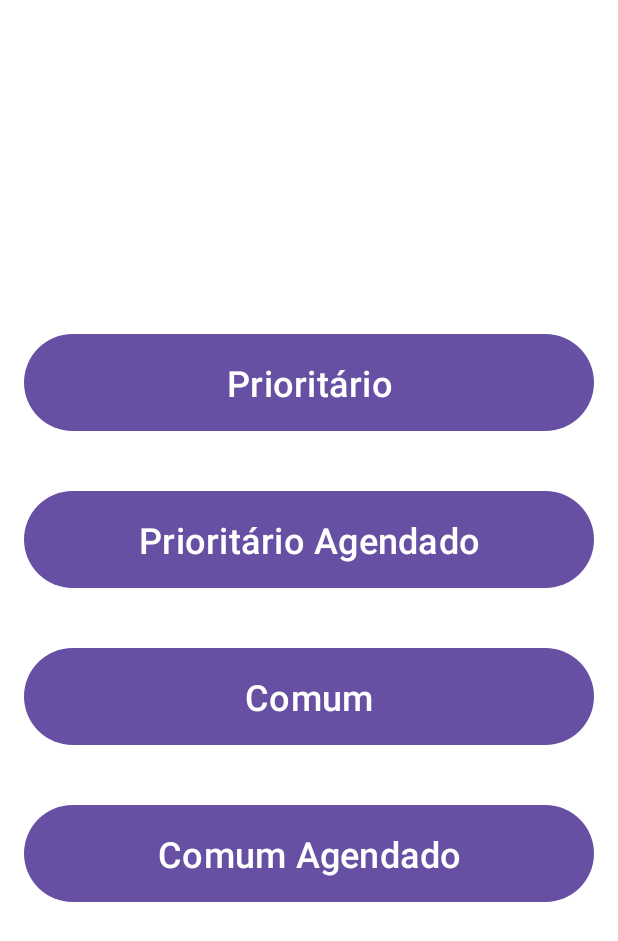
After one commit to FelipeMunizz/totemninemed, an Android app: the TotemActivity screen opened directly, with no data from a screen before it, on a phone screen of 412 x 824 dp. The commit adds this screen. Shown: the top 941 px of the screen. Run offline under Robolectric (Android 15) with nearby library versions, the phone set to English and light mode, and no system bars; libraries missing offline, so code that uses them is left out: com.auth0.jwt; 1 statement that could not run was skipped.

Commit message:
Novas Implementações

```diff
--- a/app/build.gradle.kts
+++ b/app/build.gradle.kts
@@ -40,4 +40,8 @@ dependencies {
     testImplementation(libs.junit)
     androidTestImplementation(libs.ext.junit)
     androidTestImplementation(libs.espresso.core)
+
+    implementation(libs.retrofit)
+    implementation(libs.retrofit2.converter.gson)
+    implementation(libs.java.jwt)
 }
--- a/app/src/main/java/com/femuniz/totenninemed/activity/BaseActivity.java
+++ b/app/src/main/java/com/femuniz/totenninemed/activity/BaseActivity.java
@@ -1,6 +1,7 @@
 package com.femuniz.totenninemed.activity;
 
 import android.content.Context;
+import android.content.Intent;
 import android.net.ConnectivityManager;
 import android.net.NetworkInfo;
 import android.os.Bundle;
@@ -11,14 +12,19 @@ import androidx.appcompat.app.AppCompatActivity;
 
 import com.femuniz.totenninemed.R;
 import com.femuniz.totenninemed.activity.loader.CustomLoader;
+import com.femuniz.totenninemed.core.service.TokenService;
 import com.femuniz.totenninemed.fragment.CustomToast;
 
 public class BaseActivity extends AppCompatActivity {
     private CustomLoader _customLoader;
+    private TokenService _tokenService;
     @Override
 protected void onCreate(@Nullable Bundle savedInstanceState) {
     super.onCreate(savedInstanceState);
     _customLoader = new CustomLoader(this);
+    _tokenService = new TokenService(this);
+
+    validateUser();
 }
     /**
      * Exibe um loader
@@ -54,6 +60,24 @@ protected void onCreate(@Nullable Bundle savedInstanceState) {
     }
 
     /**
+     * Método genérico para redirecionar para outra Activity
+     * @param targetActivity
+     * @param clearTask
+     */
+    protected void redirectTo(Class<?> targetActivity, boolean clearTask) {
+        Intent intent = new Intent(this, targetActivity);
+
+        if (clearTask) {
+            intent.setFlags(Intent.FLAG_ACTIVITY_NEW_TASK | Intent.FLAG_ACTIVITY_CLEAR_TASK);
+        }
+
+        startActivity(intent);
+        overridePendingTransition(android.R.anim.fade_in, android.R.anim.fade_out);
+
+        finish();
+    }
+
+    /**
      * Verifica se há conexão com a Internet.
      *
      * @return true se conectado, false caso contrário.
@@ -68,6 +92,20 @@ protected void onCreate(@Nullable Bundle savedInstanceState) {
         return false;
     }
 
+    private void validateUser(){
+        if(!_tokenService.isValidToken())
+            redirectToLogin();
+    }
+
+    private void redirectToLogin(){
+        _tokenService.removeToken();
+
+        Intent intent = new Intent(this, LoginActivity.class);
+        intent.setFlags(Intent.FLAG_ACTIVITY_NEW_TASK | Intent.FLAG_ACTIVITY_CLEAR_TASK);
+        startActivity(intent);
+
+        finish();
+    }
     /**
      * Redireciona o clique no botão de voltar no Toolbar.
      */
@@ -77,13 +115,6 @@ protected void onCreate(@Nullable Bundle savedInstanceState) {
         return true;
     }
 
-    /**
-     * Método abstrato para forçar as subclasses a implementar a inicialização da UI.
-     */
-    protected void initializeUI() {
-
-    }
-
     public enum TypeToast{
         Success,
         Warning,
--- /dev/null
+++ b/app/src/main/java/com/femuniz/totenninemed/activity/TotemActivity.java
@@ -0,0 +1,21 @@
+package com.femuniz.totenninemed.activity;
+
+import android.os.Bundle;
+
+import androidx.activity.EdgeToEdge;
+
+import com.femuniz.totenninemed.R;
+
+public class TotemActivity extends BaseActivity{
+
+    @Override
+    protected void onCreate(Bundle savedInstanceState){
+        super.onCreate(savedInstanceState);
+        initializeUI();
+    }
+
+    protected void initializeUI(){
+        EdgeToEdge.enable(this);
+        setContentView(R.layout.layout_totem_activity);
+    }
+}
--- /dev/null
+++ b/app/src/main/java/com/femuniz/totenninemed/core/dto/LoginUserDTO.java
@@ -0,0 +1,6 @@
+package com.femuniz.totenninemed.core.dto;
+
+public class LoginUserDTO {
+    public String Email;
+    public String Password;
+}
--- /dev/null
+++ b/app/src/main/java/com/femuniz/totenninemed/core/service/TokenService.java
@@ -0,0 +1,49 @@
+package com.femuniz.totenninemed.core.service;
+
+import android.content.Context;
+import android.content.SharedPreferences;
+
+import com.auth0.jwt.JWT;
+import com.auth0.jwt.exceptions.JWTDecodeException;
+import com.auth0.jwt.interfaces.DecodedJWT;
+
+public class TokenService {
+    private static final String SHARED_PREFS_NAME = "TokenPrefs";
+    private static final String TOKEN_KEY = "auth_token";
+    private SharedPreferences _sharedPreferences;
+
+    public TokenService(Context context){
+        _sharedPreferences = context.getSharedPreferences(SHARED_PREFS_NAME, Context.MODE_PRIVATE);
+    }
+
+    public void saveToken(String token){
+        SharedPreferences.Editor editor = _sharedPreferences.edit();
+        editor.putString(TOKEN_KEY, token);
+        editor.apply();
+    }
+
+    public String getToken(){
+        return _sharedPreferences.getString(TOKEN_KEY,null);
+    }
+
+    public boolean isValidToken(){
+        String token = getToken();
+        if(token == null || token.isEmpty())
+            return false;
+
+        try{
+            DecodedJWT decodedJWT = JWT.decode(token);
+            long currentTime = System.currentTimeMillis() / 1000;
+            return decodedJWT.getExpiresAt().getTime() > currentTime;
+        }
+        catch (JWTDecodeException e){
+            return false;
+        }
+    }
+
+    public void removeToken(){
+        SharedPreferences.Editor editor = _sharedPreferences.edit();
+        editor.remove(TOKEN_KEY);
+        editor.apply();
+    }
+}
--- /dev/null
+++ b/app/src/main/res/layout/layout_totem_activity.xml
@@ -0,0 +1,56 @@
+<?xml version="1.0" encoding="utf-8"?>
+<androidx.constraintlayout.widget.ConstraintLayout xmlns:android="http://schemas.android.com/apk/res/android"
+    xmlns:app="http://schemas.android.com/apk/res-auto"
+    xmlns:tools="http://schemas.android.com/tools"
+    android:layout_width="match_parent"
+    android:layout_height="match_parent"
+    android:background="@color/white"
+    tools:context=".activity.TotemActivity">
+
+    <LinearLayout
+        android:layout_width="0dp"
+        android:layout_height="wrap_content"
+        android:gravity="center_horizontal|center_vertical"
+        android:orientation="vertical"
+        app:layout_constraintBottom_toBottomOf="parent"
+        app:layout_constraintEnd_toEndOf="parent"
+        app:layout_constraintStart_toStartOf="parent"
+        app:layout_constraintTop_toTopOf="parent">
+
+        <Button
+            android:id="@+id/btn_prioritario"
+            android:layout_width="match_parent"
+            android:layout_height="wrap_content"
+            android:layout_margin="16dp"
+            android:padding="16dp"
+            android:text="Prioritário"
+            android:textSize="24sp" />
+
+        <Button
+            android:id="@+id/btn_prioritario_agendado"
+            android:layout_width="match_parent"
+            android:layout_height="wrap_content"
+            android:layout_margin="16dp"
+            android:padding="16dp"
+            android:text="Prioritário Agendado"
+            android:textSize="24sp" />
+
+        <Button
+            android:id="@+id/btn_comum"
+            android:layout_width="match_parent"
+            android:layout_height="wrap_content"
+            android:layout_margin="16dp"
+            android:padding="16dp"
+            android:text="Comum"
+            android:textSize="24sp" />
+
+        <Button
+            android:id="@+id/btn_comum_agendado"
+            android:layout_width="match_parent"
+            android:layout_height="wrap_content"
+            android:layout_margin="16dp"
+            android:padding="16dp"
+            android:text="Comum Agendado"
+            android:textSize="24sp" />
+    </LinearLayout>
+</androidx.constraintlayout.widget.ConstraintLayout>
--- a/gradle/libs.versions.toml
+++ b/gradle/libs.versions.toml
@@ -1,5 +1,7 @@
 [versions]
 agp = "8.7.2"
+converterGson = "2.10.0"
+javaJwt = "4.4.0"
 junit = "4.13.2"
 junitVersion = "1.2.1"
 espressoCore = "3.6.1"
@@ -7,8 +9,10 @@ appcompat = "1.7.0"
 material = "1.12.0"
 activity = "1.9.3"
 constraintlayout = "2.2.0"
+retrofit = "2.10.0"
 
 [libraries]
+java-jwt = { module = "com.auth0:java-jwt", version.ref = "javaJwt" }
 junit = { group = "junit", name = "junit", version.ref = "junit" }
 ext-junit = { group = "androidx.test.ext", name = "junit", version.ref = "junitVersion" }
 espresso-core = { group = "androidx.test.espresso", name = "espresso-core", version.ref = "espressoCore" }
@@ -16,6 +20,8 @@ appcompat = { group = "androidx.appcompat", name = "appcompat", version.ref = "a
 material = { group = "com.google.android.material", name = "material", version.ref = "material" }
 activity = { group = "androidx.activity", name = "activity", version.ref = "activity" }
 constraintlayout = { group = "androidx.constraintlayout", name = "constraintlayout", version.ref = "constraintlayout" }
+retrofit = { module = "com.squareup.retrofit2:retrofit", version.ref = "retrofit" }
+retrofit2-converter-gson = { module = "com.squareup.retrofit2:converter-gson", version.ref = "converterGson" }
 
 [plugins]
 android-application = { id = "com.android.application", version.ref = "agp" }
```
Also changed, not shown: app/src/main/AndroidManifest.xml (+8 -1 lines), app/src/main/java/com/femuniz/totenninemed/activity/LoginActivity.java (+64 -0 lines), app/src/main/java/com/femuniz/totenninemed/core/interfaces/UserApi.java (added, +13 -0 lines), app/src/main/java/com/femuniz/totenninemed/core/model/UrlApiNineMed.java (added, +7 -0 lines), app/src/main/java/com/femuniz/totenninemed/core/model/response/RetornoToken.java (added, +26 -0 lines), app/src/main/java/com/femuniz/totenninemed/core/service/UserService.java (added, +47 -0 lines), app/src/main/java/com/femuniz/totenninemed/helpers/RetrofitClient.java (added, +13 -0 lines), app/src/main/res/xml/network_security_config.xml (added, +8 -0 lines).
